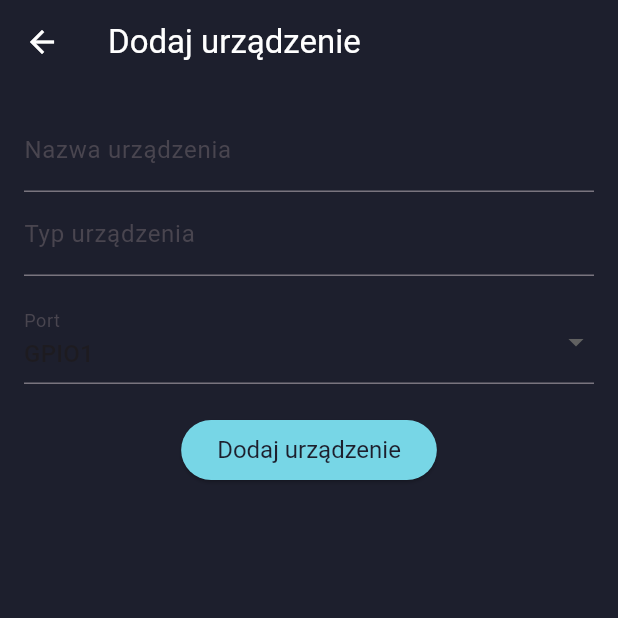
After one commit to Arkadiusz4/smart-lighting-system, a Flutter app: the AddDeviceScreen screen opened directly, on a phone screen of 412 x 824 dp, the top half of it. The commit adds this screen. Run offline on Flutter 3.47's test engine with Material 3 defaults, Android fonts, the phone set to English and light mode, and no system bars; our stand-ins replace bloc, cloud_firestore, equatable, firebase_auth, firebase_core, flutter_bloc; missing offline and left inert: qr_code_scanner; accounts and stored records are empty.

Commit message:
Add devices to board

```diff
--- /dev/null
+++ b/mobile-app/lib/blocs/devices/devices_event.dart
@@ -0,0 +1,46 @@
+import 'package:equatable/equatable.dart';
+import 'package:mobile_app/models/device.dart';
+
+abstract class DevicesEvent extends Equatable {
+  const DevicesEvent();
+
+  @override
+  List<Object?> get props => [];
+}
+
+class LoadDevices extends DevicesEvent {}
+
+class AddDevice extends DevicesEvent {
+  final Device device;
+
+  const AddDevice(this.device);
+
+  @override
+  List<Object?> get props => [device];
+}
+
+class UpdateDevice extends DevicesEvent {
+  final String deviceId;
+  final String newName;
+  final String newType;
+  final String newPort;
+
+  const UpdateDevice({
+    required this.deviceId,
+    required this.newName,
+    required this.newType,
+    required this.newPort,
+  });
+
+  @override
+  List<Object?> get props => [deviceId, newName, newType, newPort];
+}
+
+class RemoveDevice extends DevicesEvent {
+  final String deviceId;
+
+  const RemoveDevice(this.deviceId);
+
+  @override
+  List<Object?> get props => [deviceId];
+}
--- /dev/null
+++ b/mobile-app/lib/blocs/devices/devices_state.dart
@@ -0,0 +1,31 @@
+import 'package:equatable/equatable.dart';
+import 'package:mobile_app/models/device.dart';
+
+abstract class DevicesState extends Equatable {
+  const DevicesState();
+
+  @override
+  List<Object?> get props => [];
+}
+
+class DevicesInitial extends DevicesState {}
+
+class DevicesLoading extends DevicesState {}
+
+class DevicesLoaded extends DevicesState {
+  final List<Device> devices;
+
+  const DevicesLoaded(this.devices);
+
+  @override
+  List<Object?> get props => [devices];
+}
+
+class DevicesError extends DevicesState {
+  final String message;
+
+  const DevicesError(this.message);
+
+  @override
+  List<Object?> get props => [message];
+}
--- /dev/null
+++ b/mobile-app/lib/models/device.dart
@@ -0,0 +1,13 @@
+class Device {
+  final String deviceId;
+  final String name;
+  final String type;
+  final String port;
+
+  Device({
+    required this.deviceId,
+    required this.name,
+    required this.type,
+    required this.port,
+  });
+}
--- /dev/null
+++ b/mobile-app/lib/repositories/devices_repository.dart
@@ -0,0 +1,49 @@
+import 'package:cloud_firestore/cloud_firestore.dart';
+import 'package:mobile_app/models/device.dart';
+
+class DevicesRepository {
+  final String userId;
+  final String boardId;
+
+  DevicesRepository({required this.userId, required this.boardId});
+
+  CollectionReference get _devicesCollection => FirebaseFirestore.instance
+      .collection('users')
+      .doc(userId)
+      .collection('boards')
+      .doc(boardId)
+      .collection('devices');
+
+  Future<List<Device>> fetchDevices() async {
+    final snapshot = await _devicesCollection.get();
+    return snapshot.docs.map((doc) {
+      final data = doc.data() as Map<String, dynamic>;
+      return Device(
+        deviceId: doc.id,
+        name: data['name'] ?? '',
+        type: data['type'] ?? '',
+        port: data['port'] ?? '',
+      );
+    }).toList();
+  }
+
+  Future<void> addDevice(Device device) async {
+    await _devicesCollection.doc(device.deviceId).set({
+      'name': device.name,
+      'type': device.type,
+      'port': device.port,
+    });
+  }
+
+  Future<void> updateDevice(String deviceId, String newName, String newType, String newPort) async {
+    await _devicesCollection.doc(deviceId).update({
+      'name': newName,
+      'type': newType,
+      'port': newPort,
+    });
+  }
+
+  Future<void> removeDevice(String deviceId) async {
+    await _devicesCollection.doc(deviceId).delete();
+  }
+}
--- /dev/null
+++ b/mobile-app/lib/screens/add_device_screen.dart
@@ -0,0 +1,90 @@
+import 'package:flutter/material.dart';
+import 'package:flutter_bloc/flutter_bloc.dart';
+import 'package:mobile_app/blocs/devices/devices_bloc.dart';
+import 'package:mobile_app/blocs/devices/devices_event.dart';
+import 'package:mobile_app/models/device.dart';
+import 'package:mobile_app/styles/color.dart';
+
+class AddDeviceScreen extends StatefulWidget {
+  const AddDeviceScreen({super.key});
+
+  @override
+  _AddDeviceScreenState createState() => _AddDeviceScreenState();
+}
+
+class _AddDeviceScreenState extends State<AddDeviceScreen> {
+  final TextEditingController _nameController = TextEditingController();
+  final TextEditingController _typeController = TextEditingController();
+  String? _selectedPort;
+
+  final List<String> _ports = ['GPIO1', 'GPIO2', 'GPIO3', 'UART0'];
+
+  @override
+  void dispose() {
+    _nameController.dispose();
+    _typeController.dispose();
+    super.dispose();
+  }
+
+  @override
+  Widget build(BuildContext context) {
+    return Scaffold(
+      appBar: AppBar(
+        title: const Text('Dodaj urządzenie'),
+        backgroundColor: darkBackground,
+      ),
+      body: Padding(
+        padding: const EdgeInsets.all(16.0),
+        child: Column(
+          children: [
+            TextField(
+              controller: _nameController,
+              decoration: const InputDecoration(labelText: 'Nazwa urządzenia'),
+            ),
+            TextField(
+              controller: _typeController,
+              decoration: const InputDecoration(labelText: 'Typ urządzenia'),
+            ),
+            const SizedBox(height: 16),
+            DropdownButtonFormField<String>(
+              decoration: const InputDecoration(labelText: 'Port'),
+              value: _ports.first,
+              items: _ports.map((port) {
+                return DropdownMenuItem(
+                  value: port,
+                  child: Text(port),
+                );
+              }).toList(),
+              onChanged: (value) {
+                setState(() {
+                  _selectedPort = value;
+                });
+              },
+            ),
+            const SizedBox(height: 20),
+            ElevatedButton(
+              onPressed: () {
+                final name = _nameController.text;
+                final type = _typeController.text;
+                final port = _selectedPort ?? _ports.first;
+
+                final devicesBloc = context.read<DevicesBloc>();
+
+                final deviceId = DateTime.now().millisecondsSinceEpoch.toString();
+                final device = Device(
+                  deviceId: deviceId,
+                  name: name,
+                  type: type,
+                  port: port,
+                );
+                devicesBloc.add(AddDevice(device));
+                Navigator.of(context).pop();
+              },
+              child: const Text('Dodaj urządzenie'),
+            ),
+          ],
+        ),
+      ),
+    );
+  }
+}
```
Also changed, not shown: mobile-app/lib/blocs/devices/devices_bloc.dart (added, +61 -0 lines), mobile-app/lib/screens/devices_list_screen.dart (added, +86 -0 lines), mobile-app/lib/screens/devices_screen.dart (+16 -3 lines).
